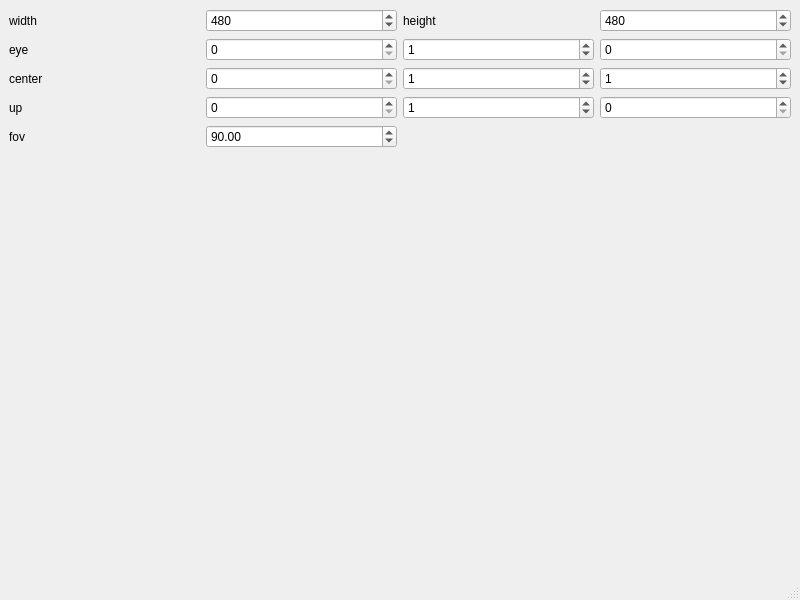
This is src/mainwindow.ui in Dobios/Koyamaki as Qt 5 draws it before an edit. The edited form follows.
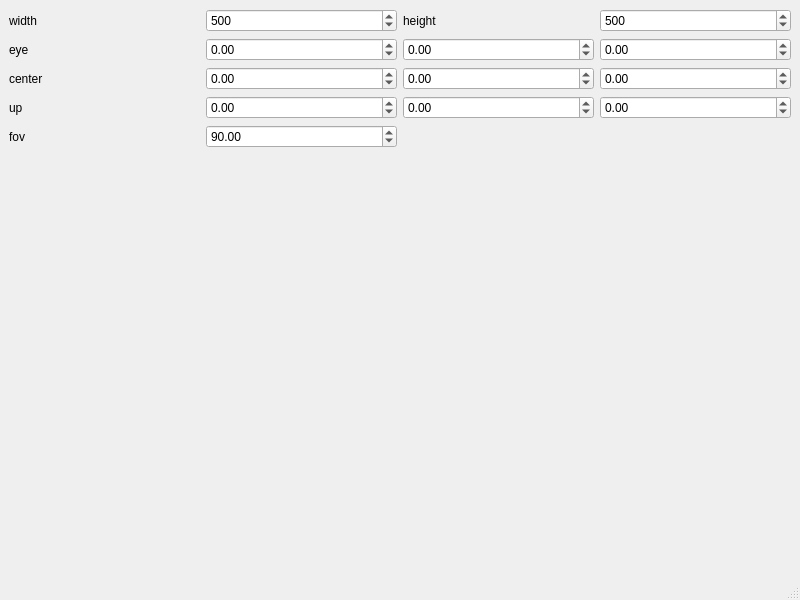
This is the edited form.

Commit message: Reflect mouse-triggered camera changes in UI

```diff
--- a/src/mainwindow.ui
+++ b/src/mainwindow.ui
@@ -24,26 +24,6 @@
         </property>
        </widget>
       </item>
-      <item row="1" column="3">
-       <widget class="QSpinBox" name="eye3"/>
-      </item>
-      <item row="2" column="2">
-       <widget class="QSpinBox" name="center2">
-        <property name="value">
-         <number>1</number>
-        </property>
-       </widget>
-      </item>
-      <item row="3" column="3">
-       <widget class="QSpinBox" name="up3"/>
-      </item>
-      <item row="3" column="2">
-       <widget class="QSpinBox" name="up2">
-        <property name="value">
-         <number>1</number>
-        </property>
-       </widget>
-      </item>
       <item row="3" column="0">
        <widget class="QLabel" name="label_4">
         <property name="text">
@@ -51,9 +31,6 @@
         </property>
        </widget>
       </item>
-      <item row="1" column="1">
-       <widget class="QSpinBox" name="eye1"/>
-      </item>
       <item row="1" column="0">
        <widget class="QLabel" name="label_3">
         <property name="text">
@@ -61,33 +38,6 @@
         </property>
        </widget>
       </item>
-      <item row="0" column="3">
-       <widget class="QSpinBox" name="height">
-        <property name="maximum">
-         <number>1080</number>
-        </property>
-        <property name="value">
-         <number>480</number>
-        </property>
-       </widget>
-      </item>
-      <item row="1" column="2">
-       <widget class="QSpinBox" name="eye2">
-        <property name="value">
-         <number>1</number>
-        </property>
-       </widget>
-      </item>
-      <item row="0" column="1">
-       <widget class="QSpinBox" name="width">
-        <property name="maximum">
-         <number>1920</number>
-        </property>
-        <property name="value">
-         <number>480</number>
-        </property>
-       </widget>
-      </item>
       <item row="0" column="2">
        <widget class="QLabel" name="label_2">
         <property name="text">
@@ -95,9 +45,6 @@
         </property>
        </widget>
       </item>
-      <item row="2" column="1">
-       <widget class="QSpinBox" name="center1"/>
-      </item>
       <item row="5" column="1">
        <spacer name="verticalSpacer">
         <property name="orientation">
@@ -118,16 +65,6 @@
         </property>
        </widget>
       </item>
-      <item row="3" column="1">
-       <widget class="QSpinBox" name="up1"/>
-      </item>
-      <item row="2" column="3">
-       <widget class="QSpinBox" name="center3">
-        <property name="value">
-         <number>1</number>
-        </property>
-       </widget>
-      </item>
       <item row="4" column="1">
        <widget class="QDoubleSpinBox" name="fov">
         <property name="value">
@@ -142,6 +79,89 @@
         </property>
        </widget>
       </item>
+      <item row="1" column="1">
+       <widget class="QDoubleSpinBox" name="eye1">
+        <property name="minimum">
+         <double>-99.989999999999995</double>
+        </property>
+       </widget>
+      </item>
+      <item row="2" column="1">
+       <widget class="QDoubleSpinBox" name="center1">
+        <property name="minimum">
+         <double>-99.989999999999995</double>
+        </property>
+       </widget>
+      </item>
+      <item row="1" column="2">
+       <widget class="QDoubleSpinBox" name="eye2">
+        <property name="minimum">
+         <double>-99.989999999999995</double>
+        </property>
+       </widget>
+      </item>
+      <item row="1" column="3">
+       <widget class="QDoubleSpinBox" name="eye3">
+        <property name="minimum">
+         <double>-99.989999999999995</double>
+        </property>
+       </widget>
+      </item>
+      <item row="2" column="3">
+       <widget class="QDoubleSpinBox" name="center3">
+        <property name="minimum">
+         <double>-99.989999999999995</double>
+        </property>
+       </widget>
+      </item>
+      <item row="3" column="3">
+       <widget class="QDoubleSpinBox" name="up3">
+        <property name="minimum">
+         <double>-99.989999999999995</double>
+        </property>
+       </widget>
+      </item>
+      <item row="0" column="3">
+       <widget class="QSpinBox" name="height">
+        <property name="maximum">
+         <number>1080</number>
+        </property>
+        <property name="value">
+         <number>500</number>
+        </property>
+       </widget>
+      </item>
+      <item row="0" column="1">
+       <widget class="QSpinBox" name="width">
+        <property name="maximum">
+         <number>1920</number>
+        </property>
+        <property name="value">
+         <number>500</number>
+        </property>
+       </widget>
+      </item>
+      <item row="3" column="1">
+       <widget class="QDoubleSpinBox" name="up1">
+        <property name="minimum">
+         <double>-99.989999999999995</double>
+        </property>
+       </widget>
+      </item>
+      <item row="2" column="2">
+       <widget class="QDoubleSpinBox" name="center2">
+        <property name="minimum">
+         <double>-99.989999999999995</double>
+        </property>
+       </widget>
+      </item>
+      <item row="3" column="2">
+       <widget class="QDoubleSpinBox" name="up2">
+        <property name="minimum">
+         <double>-99.989999999999995</double>
+        </property>
+       </widget>
+      </item>
      </layout>
     </item>
     <item row="0" column="1">
```
Left out of the diff: 3 changed lines with no effect on the pictures. The commit also changes 4 other files.
